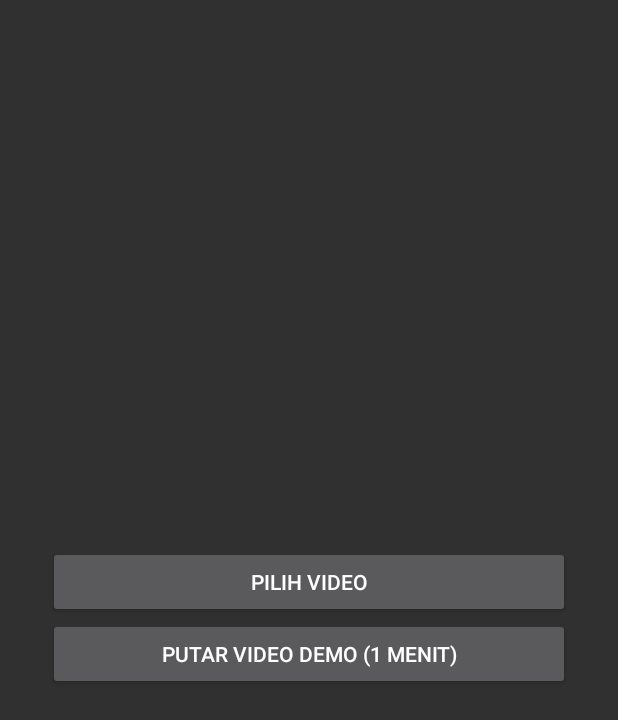
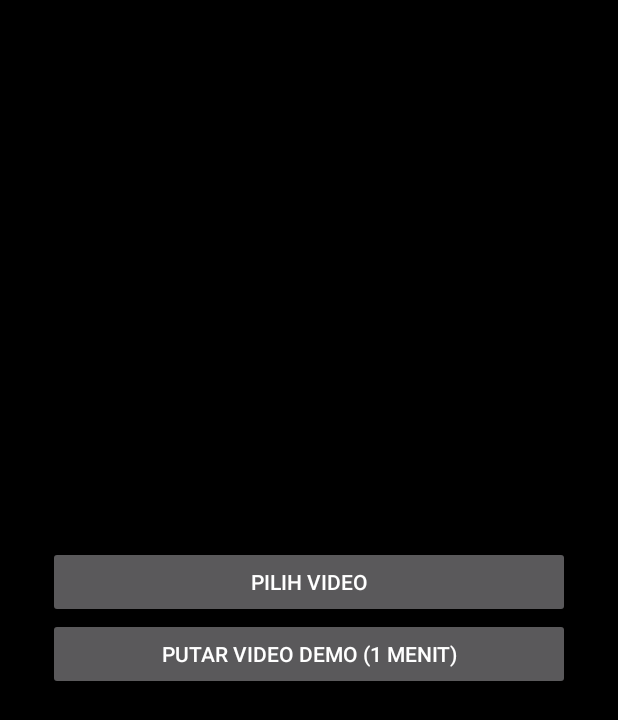
Before and after one commit to hadifirmansyah176-ui/K-Lite_Codec_Pack, an Android app: the screen it shows after launch (MainActivity), on a phone screen of 412 x 824 dp. Shown: the top 720 px of the screen. Run offline under Robolectric (Android 15) with nearby library versions, the phone set to English and light mode, and no system bars.

Commit message:
Add files via upload

```diff
--- a/app/src/main/res/values/themes.xml
+++ b/app/src/main/res/values/themes.xml
@@ -1,5 +1,10 @@
 <resources>
-    <style name="Theme.Player" parent="Theme.AppCompat.NoActionBar" />
+    <style name="Theme.Player" parent="Theme.AppCompat.NoActionBar">
+        <item name="android:windowFullscreen">true</item>
+        <item name="android:windowBackground">@android:color/black</item>
+        <item name="android:statusBarColor">@android:color/black</item>
+        <item name="android:navigationBarColor">@android:color/black</item>
+    </style>
 
     <style name="MenuItem">
         <item name="android:layout_width">wrap_content</item>
```
Also changed, not shown: app/src/main/java/com/example/player/PlayerActivity.kt (+26 -4 lines).
